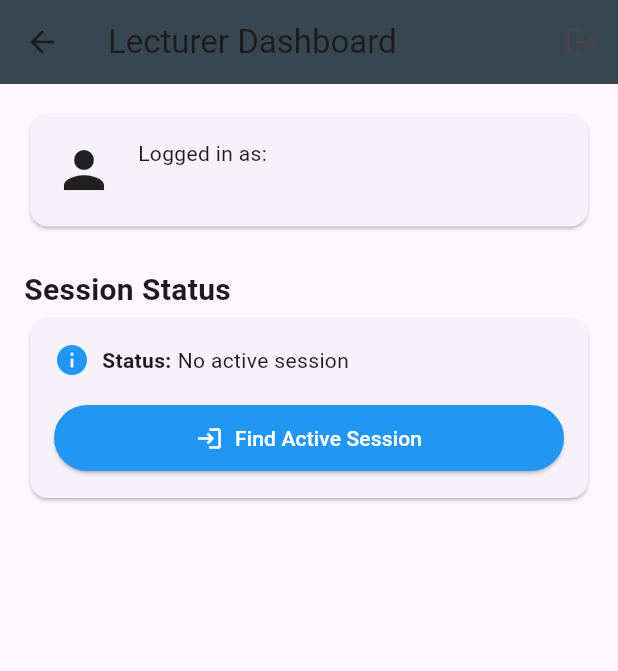
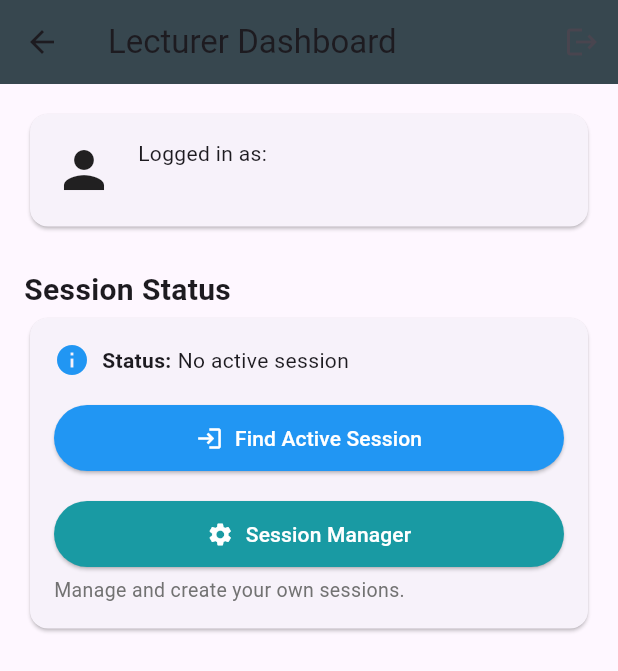
Before and after one commit to jackerost/attendance, a Flutter app: the HomePage screen opened by its route, on a phone screen of 412 x 824 dp. Shown: the top 671 px of the screen. Run offline on Flutter 3.47's test engine with Material 3 defaults, Android fonts, the phone set to English and light mode, and no system bars; our stand-ins replace cloud_firestore, firebase_auth, firebase_core, firebase_crashlytics, logger; missing offline and left inert: flutter_nfc_kit; accounts and stored records are empty.

Commit message:
added session manager button

```diff
--- a/lib/main.dart
+++ b/lib/main.dart
@@ -8,6 +8,7 @@ import 'pages/login_page.dart';
 import 'pages/home_page.dart';
 import 'pages/nfc_scanner_page.dart';
 import 'pages/selection_page.dart';
+import 'pages/course_list_page.dart';
 
 // Import services
 import 'services/firebase_auth_service.dart';
@@ -59,7 +60,8 @@ class MyApp extends StatelessWidget {
           AppRoutes.selector: (context) {
             final sessionId = ModalRoute.of(context)!.settings.arguments as String;
             return SelectionPage(sessionId: sessionId);
-            }
+            },
+          AppRoutes.courseList: (context) => const CourseListPage()
         },
         // If route isn't found, redirect to login
         onUnknownRoute: (settings) {
@@ -108,6 +110,7 @@ class AppRoutes {
   static const String home = '/home';
   static const String nfcScanner = '/nfc-scanner';
   static const String selector = '/select-page';
+  static const String courseList = '/course-page';
 
   // Prevent instantiation
   AppRoutes._();
--- a/lib/pages/home_page.dart
+++ b/lib/pages/home_page.dart
@@ -318,6 +318,35 @@ class HomePageState extends State<HomePage> {
                               style: TextStyle(color: Colors.red),
                             ),
                           ],
+                          // session manager button
+                          const SizedBox(height: 16),
+                  SizedBox(
+                    width: double.infinity,
+                    child: ElevatedButton.icon(
+                      icon: const Icon (Icons.settings),
+                      label: const Text('Session Manager'),
+                      style: ElevatedButton.styleFrom(
+                        backgroundColor: const Color.fromARGB(255, 25, 154, 163),
+                        foregroundColor: Colors.white,
+                        padding: const EdgeInsets.symmetric(vertical: 12)),
+                        onPressed: () {
+                          // TODO: Implement navigation to session manager page
+                          logger.i('Session Manager button pressed');
+                          Navigator.pushNamed(context, AppRoutes.courseList);
+                        },
+                        ),
+                        ),
+
+                        const SizedBox(height: 4), // Small space after button
+
+                        const Text(
+                          'Manage and create your own sessions.',
+                          style: TextStyle(
+                            fontSize: 13,
+                            color: Color.fromARGB(255, 114, 114, 114), // Adjusted color
+                            ),
+                            ),
+
                         ],
                       ),
                     ),
--- a/lib/pages/selection_page.dart
+++ b/lib/pages/selection_page.dart
@@ -1,5 +1,4 @@
 import 'package:flutter/material.dart';
-import 'package:cloud_firestore/cloud_firestore.dart';
 import '../main.dart';
 
 class SelectionPage extends StatelessWidget {
--- a/lib/routes.dart
+++ b/lib/routes.dart
@@ -7,12 +7,14 @@ class AppRoutes {
   static const String home = '/home';
   static const String nfcScanner = '/nfc_scanner';
   static const String selector = '/select-page';
+  static const String courseList = '/course-page';
 
   // Optional: Define route names for more context (useful for logging)
   static const Map<String, String> routeNames = {
     login: 'Login Page',
     home: 'Home Page',
     nfcScanner: 'NFC Scanner Page',
-    selector: 'Selection Page'
+    selector: 'Selection Page',
+    courseList: 'Course Listing Page'
   };
 }
```
Also changed, not shown: lib/pages/course_list_page.dart (added, +183 -0 lines), lib/pages/session_manager_page.dart (added).
